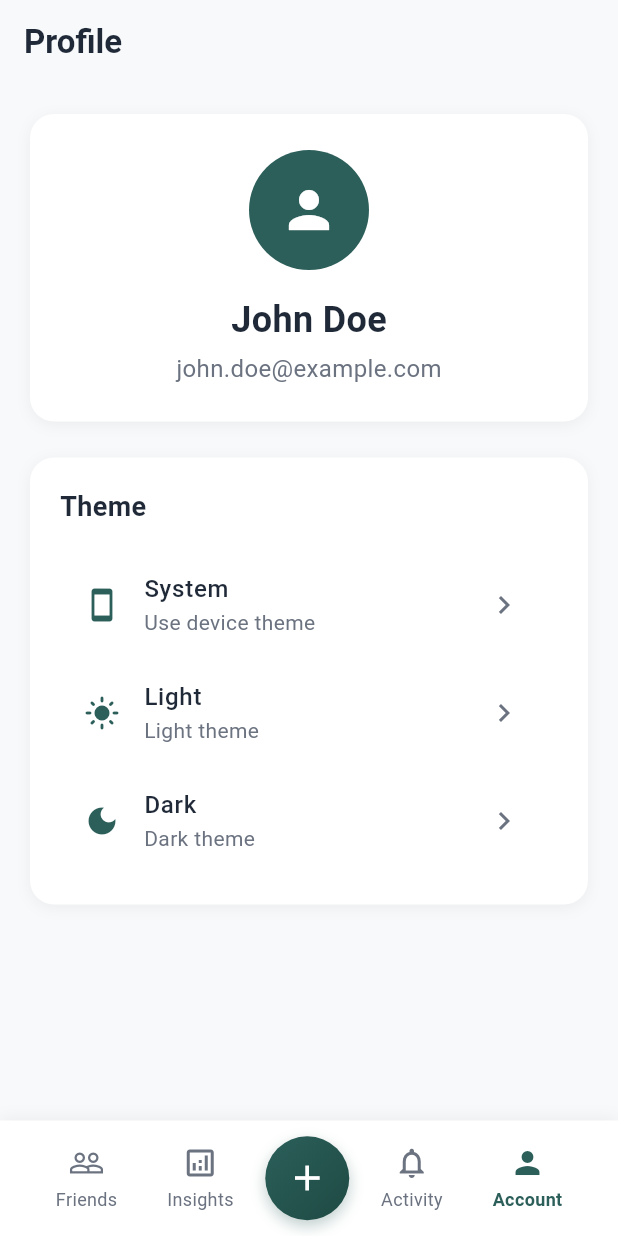
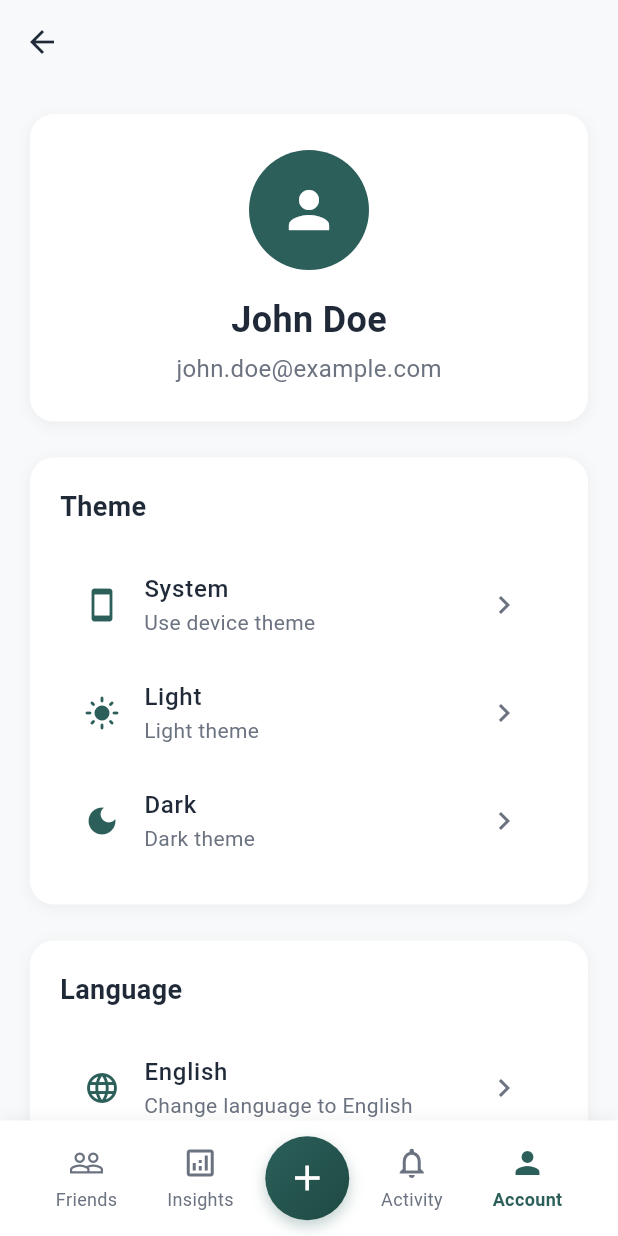
Before and after one commit to mjaber5/YOweMe, a Flutter app: the screen it shows after launch, item 5 of the bottom bar chosen, on a phone screen of 412 x 824 dp. Run offline on Flutter 3.47's test engine with Material 3 defaults, Android fonts, the phone set to English and light mode, and no system bars; our stand-ins replace fl_chart, flutter_dotenv, fluttertoast, google_generative_ai, image_picker, local_auth and 5 more.

Commit message:
fix a profile ui

```diff
--- a/lib/feature/settings/profile.dart
+++ b/lib/feature/settings/profile.dart
@@ -0,0 +1,261 @@
+import 'package:flutter/material.dart';
+import 'package:yoweme/core/utils/constants/colors.dart';
+import 'package:yoweme/main.dart';
+
+class ProfileScreen extends StatefulWidget {
+  final Function(ThemeMode) onThemeChanged;
+  final Function(Locale) onLocaleChanged;
+
+  const ProfileScreen({
+    super.key,
+    required this.onThemeChanged,
+    required this.onLocaleChanged,
+  });
+
+  @override
+  State<ProfileScreen> createState() => _ProfileScreenState();
+}
+
+class _ProfileScreenState extends State<ProfileScreen> {
+  ThemeMode _themeMode = ThemeMode.system;
+
+  void _changeTheme(ThemeMode themeMode) {
+    setState(() {
+      _themeMode = themeMode;
+    });
+  }
+  @override
+  Widget build(BuildContext context) {
+    return Scaffold(
+
+      backgroundColor: AppColors.getBackgroundColor(context),
+      appBar: AppBar(
+        backgroundColor: AppColors.getBackgroundColor(context),
+        elevation: 0,
+        leading: IconButton(
+          icon: const Icon(Icons.arrow_back),
+          color: AppColors.getPrimaryTextColor(context),
+          onPressed: () {
+            Navigator.of(context).pushReplacement(
+              MaterialPageRoute(
+                builder: (context) => MainNavigationScreen(onThemeChanged: _changeTheme ,),
+              ),
+            );
+          },
+        )),
+      body: SingleChildScrollView(
+        padding: const EdgeInsets.all(20),
+        child: Column(
+          children: [
+            // Profile Info Card
+            Container(
+              padding: const EdgeInsets.all(24),
+              decoration: BoxDecoration(
+                color: AppColors.getCardColor(context),
+                borderRadius: BorderRadius.circular(16),
+                boxShadow: [
+                  BoxShadow(
+                    color: AppColors.getShadowLight(context),
+                    blurRadius: 8,
+                    offset: const Offset(0, 2),
+                  ),
+                ],
+              ),
+              child: Center(
+                child: Column(
+                  children: [
+                    Container(
+                      width: 80,
+                      height: 80,
+                      decoration: BoxDecoration(
+                        color: AppColors.primaryTeal,
+                        borderRadius: BorderRadius.circular(40),
+                      ),
+                      child: const Icon(
+                        Icons.person,
+                        size: 40,
+                        color: Colors.white,
+                      ),
+                    ),
+                    const SizedBox(height: 16),
+                    Text(
+                      'John Doe',
+                      style: TextStyle(
+                        fontSize: 24,
+                        fontWeight: FontWeight.bold,
+                        color: AppColors.getPrimaryTextColor(context),
+                      ),
+                    ),
+                    const SizedBox(height: 4),
+                    Text(
+                      'john.doe@example.com',
+                      style: TextStyle(
+                        fontSize: 16,
+                        color: AppColors.getSecondaryTextColor(context),
+                      ),
+                    ),
+                  ],
+                ),
+              ),
+            ),
+
+            const SizedBox(height: 24),
+
+            // Theme Selection Card
+            Container(
+              padding: const EdgeInsets.all(20),
+              decoration: BoxDecoration(
+                color: AppColors.getCardColor(context),
+                borderRadius: BorderRadius.circular(16),
+                boxShadow: [
+                  BoxShadow(
+                    color: AppColors.getShadowLight(context),
+                    blurRadius: 8,
+                    offset: const Offset(0, 2),
+                  ),
+                ],
+              ),
+              child: Column(
+                crossAxisAlignment: CrossAxisAlignment.start,
+                children: [
+                  Text(
+                    'Theme',
+                    style: TextStyle(
+                      fontSize: 18,
+                      fontWeight: FontWeight.w600,
+                      color: AppColors.getPrimaryTextColor(context),
+                    ),
+                  ),
+                  const SizedBox(height: 16),
+                  _buildThemeOption(
+                    context,
+                    'System',
+                    'Use device theme',
+                    Icons.smartphone,
+                    () => widget.onThemeChanged(ThemeMode.system),
+                  ),
+                  _buildThemeOption(
+                    context,
+                    'Light',
+                    'Light theme',
+                    Icons.light_mode,
+                    () => widget.onThemeChanged(ThemeMode.light),
+                  ),
+                  _buildThemeOption(
+                    context,
+                    'Dark',
+                    'Dark theme',
+                    Icons.dark_mode,
+                    () => widget.onThemeChanged(ThemeMode.dark),
+                  ),
+                ],
+              ),
+            ),
+
+            const SizedBox(height: 24),
+
+            // Language Selection Card
+            Container(
+              padding: const EdgeInsets.all(20),
+              decoration: BoxDecoration(
+                color: AppColors.getCardColor(context),
+                borderRadius: BorderRadius.circular(16),
+                boxShadow: [
+                  BoxShadow(
+                    color: AppColors.getShadowLight(context),
+                    blurRadius: 8,
+                    offset: const Offset(0, 2),
+                  ),
+                ],
+              ),
+              child: Column(
+                crossAxisAlignment: CrossAxisAlignment.start,
+                children: [
+                  Text(
+                    'Language',
+                    style: TextStyle(
+                      fontSize: 18,
+                      fontWeight: FontWeight.w600,
+                      color: AppColors.getPrimaryTextColor(context),
+                    ),
+                  ),
+                  const SizedBox(height: 16),
+                  _buildLanguageOption(
+                    context,
+                    'English',
+                    'Change language to English',
+                    Icons.language,
+                    () => widget.onLocaleChanged(const Locale('en')),
+                  ),
+                  _buildLanguageOption(
+                    context,
+                    'العربية',
+                    'تغيير اللغة إلى العربية',
+                    Icons.translate,
+                    () => widget.onLocaleChanged(const Locale('ar')),
+                  ),
+                ],
+              ),
+            ),
+          ],
+        ),
+      ),
+    );
+  }
+
+  Widget _buildThemeOption(
+    BuildContext context,
+    String title,
+    String subtitle,
+    IconData icon,
+    VoidCallback onTap,
+  ) {
+    return ListTile(
+      leading: Icon(icon, color: AppColors.primaryTeal),
+      title: Text(
+        title,
+        style: TextStyle(
+          color: AppColors.getPrimaryTextColor(context),
+          fontWeight: FontWeight.w500,
+        ),
+      ),
+      subtitle: Text(
+        subtitle,
+        style: TextStyle(color: AppColors.getSecondaryTextColor(context)),
+      ),
+      onTap: onTap,
+      trailing: Icon(
+        Icons.chevron_right,
+        color: AppColors.getSecondaryTextColor(context),
+      ),
+    );
+  }
+
+  Widget _buildLanguageOption(
+    BuildContext context,
+    String title,
+    String subtitle,
+    IconData icon,
+    VoidCallback onTap,
+  ) {
+    return ListTile(
+      leading: Icon(icon, color: AppColors.primaryTeal),
+      title: Text(
+        title,
+        style: TextStyle(
+          color: AppColors.getPrimaryTextColor(context),
+          fontWeight: FontWeight.w500,
+        ),
+      ),
+      subtitle: Text(
+        subtitle,
+        style: TextStyle(color: AppColors.getSecondaryTextColor(context)),
+      ),
+      onTap: onTap,
+      trailing: Icon(
+        Icons.chevron_right,
+        color: AppColors.getSecondaryTextColor(context),
+      ),
+    );
+  }
+}
--- a/lib/main.dart
+++ b/lib/main.dart
@@ -3,6 +3,7 @@ import 'package:flutter_dotenv/flutter_dotenv.dart';
 import 'package:shared_preferences/shared_preferences.dart';
 import 'package:yoweme/core/utils/theme/theme.dart';
 import 'package:yoweme/core/utils/constants/colors.dart';
+import 'package:yoweme/feature/settings/profile.dart';
 import 'package:yoweme/screens/dashboard_screen.dart';
 import 'package:yoweme/screens/friend_detail_screen.dart';
 import 'package:yoweme/screens/add_expense_screen.dart';
@@ -108,7 +109,7 @@ class _MainNavigationScreenState extends State<MainNavigationScreen> {
     const AIInsightsScreen(),
     const AddExpenseScreen(),
     const NotificationsScreen(),
-    ProfileScreen(onThemeChanged: widget.onThemeChanged),
+    ProfileScreen(onThemeChanged: widget.onThemeChanged, onLocaleChanged: (Locale ) {  },),
   ];
 
   @override
@@ -226,166 +227,3 @@ class _MainNavigationScreenState extends State<MainNavigationScreen> {
     );
   }
 }
-
-class ProfileScreen extends StatelessWidget {
-  final Function(ThemeMode) onThemeChanged;
-
-  const ProfileScreen({super.key, required this.onThemeChanged});
-
-  @override
-  Widget build(BuildContext context) {
-    return Scaffold(
-      backgroundColor: AppColors.getBackgroundColor(context),
-      appBar: AppBar(
-        backgroundColor: AppColors.getBackgroundColor(context),
-        elevation: 0,
-        title: Text(
-          'Profile',
-          style: TextStyle(
-            color: AppColors.getPrimaryTextColor(context),
-            fontWeight: FontWeight.w600,
-          ),
-        ),
-      ),
-      body: SingleChildScrollView(
-        padding: const EdgeInsets.all(20),
-        child: Column(
-          children: [
-            // Profile Info Card
-            Container(
-              padding: const EdgeInsets.all(24),
-              decoration: BoxDecoration(
-                color: AppColors.getCardColor(context),
-                borderRadius: BorderRadius.circular(16),
-                boxShadow: [
-                  BoxShadow(
-                    color: AppColors.getShadowLight(context),
-                    blurRadius: 8,
-                    offset: const Offset(0, 2),
-                  ),
-                ],
-              ),
-              child: Center(
-                child: Column(
-                  children: [
-                    Container(
-                      width: 80,
-                      height: 80,
-                      decoration: BoxDecoration(
-                        color: AppColors.primaryTeal,
-                        borderRadius: BorderRadius.circular(40),
-                      ),
-                      child: const Icon(
-                        Icons.person,
-                        size: 40,
-                        color: Colors.white,
-                      ),
-                    ),
-                    const SizedBox(height: 16),
-                    Text(
-                      'John Doe',
-                      style: TextStyle(
-                        fontSize: 24,
-                        fontWeight: FontWeight.bold,
-                        color: AppColors.getPrimaryTextColor(context),
-                      ),
-                    ),
-                    const SizedBox(height: 4),
-                    Text(
-                      'john.doe@example.com',
-                      style: TextStyle(
-                        fontSize: 16,
-                        color: AppColors.getSecondaryTextColor(context),
-                      ),
-                    ),
-                  ],
-                ),
-              ),
-            ),
-
-            const SizedBox(height: 24),
-
-            // Theme Selection Card
-            Container(
-              padding: const EdgeInsets.all(20),
-              decoration: BoxDecoration(
-                color: AppColors.getCardColor(context),
-                borderRadius: BorderRadius.circular(16),
-                boxShadow: [
-                  BoxShadow(
-                    color: AppColors.getShadowLight(context),
-                    blurRadius: 8,
-                    offset: const Offset(0, 2),
-                  ),
-                ],
-              ),
-              child: Column(
-                crossAxisAlignment: CrossAxisAlignment.start,
-                children: [
-                  Text(
-                    'Theme',
-                    style: TextStyle(
-                      fontSize: 18,
-                      fontWeight: FontWeight.w600,
-                      color: AppColors.getPrimaryTextColor(context),
-                    ),
-                  ),
-                  const SizedBox(height: 16),
-                  _buildThemeOption(
-                    context,
-                    'System',
-                    'Use device theme',
-                    Icons.smartphone,
-                    () => onThemeChanged(ThemeMode.system),
-                  ),
-                  _buildThemeOption(
-                    context,
-                    'Light',
-                    'Light theme',
-                    Icons.light_mode,
-                    () => onThemeChanged(ThemeMode.light),
-                  ),
-                  _buildThemeOption(
-                    context,
-                    'Dark',
-                    'Dark theme',
-                    Icons.dark_mode,
-                    () => onThemeChanged(ThemeMode.dark),
-                  ),
-                ],
-              ),
-            ),
-          ],
-        ),
-      ),
-    );
-  }
-
-  Widget _buildThemeOption(
-    BuildContext context,
-    String title,
-    String subtitle,
-    IconData icon,
-    VoidCallback onTap,
-  ) {
-    return ListTile(
-      leading: Icon(icon, color: AppColors.primaryTeal),
-      title: Text(
-        title,
-        style: TextStyle(
-          color: AppColors.getPrimaryTextColor(context),
-          fontWeight: FontWeight.w500,
-        ),
-      ),
-      subtitle: Text(
-        subtitle,
-        style: TextStyle(color: AppColors.getSecondaryTextColor(context)),
-      ),
-      onTap: onTap,
-      trailing: Icon(
-        Icons.chevron_right,
-        color: AppColors.getSecondaryTextColor(context),
-      ),
-    );
-  }
-}
```
